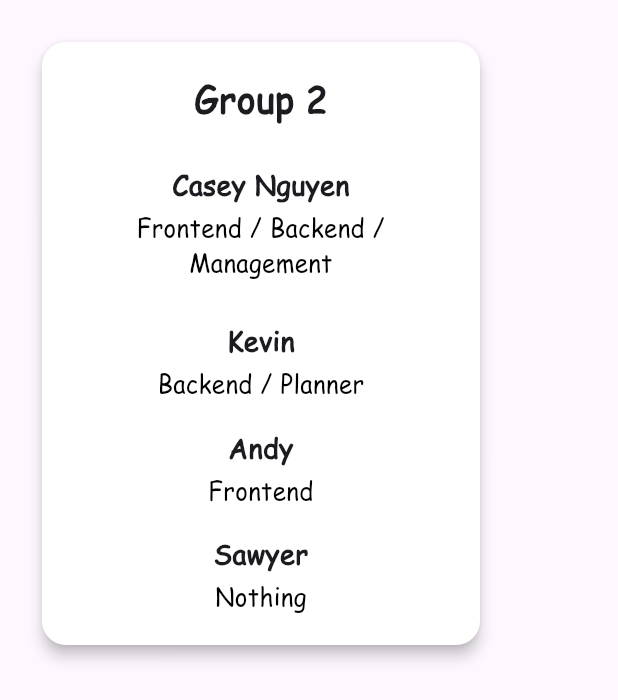
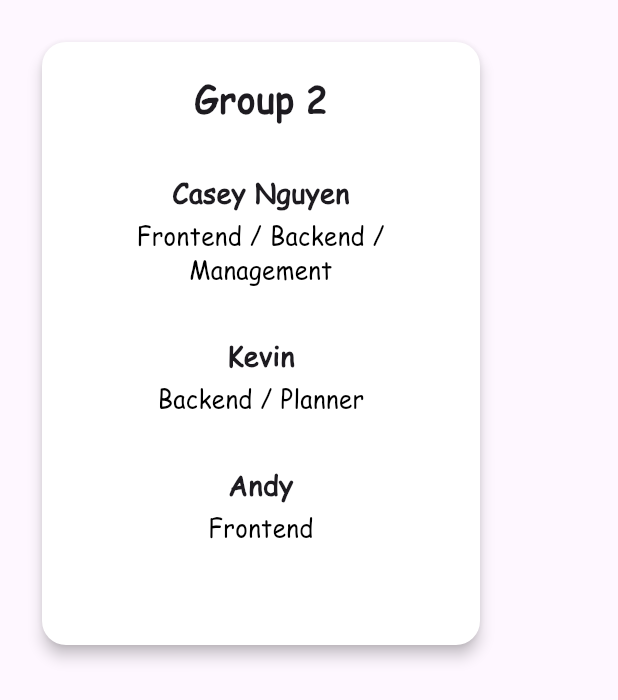
Before and after one commit to ceenguyen05/CS3354Project, a Flutter app: the TeamWidget widget shown alone on an empty page, opened directly, on a phone screen of 412 x 824 dp. Shown: the top 700 px of the screen. Run offline on Flutter 3.47's test engine with Material 3 defaults, Android fonts, the phone set to English and light mode, and no system bars; our stand-ins replace flutter_map, geolocator, latlong2.

Commit message:
small tweaks

```diff
--- a/code_1/lib/screens/request_posting_screen.dart
+++ b/code_1/lib/screens/request_posting_screen.dart
@@ -168,7 +168,7 @@ class _RequestPostingScreenState extends State<RequestPostingScreen> {
         ),
       ),
       body: Container(
-        padding: const EdgeInsets.fromLTRB(16, 100, 16, 16),
+        padding: const EdgeInsets.fromLTRB(16, 75, 16, 16),
         decoration: const BoxDecoration(
           gradient: LinearGradient(
             begin: Alignment.topLeft,
--- a/code_1/lib/widgets/team.dart
+++ b/code_1/lib/widgets/team.dart
@@ -27,25 +27,20 @@ class TeamWidget extends StatelessWidget {
                     fontWeight: FontWeight.bold,
                   ),
                 ),
-                SizedBox(height: 20),
+                SizedBox(height: 25),
                 ContactItem(
                   label: 'Casey Nguyen',
                   value: 'Frontend / Backend / Management',
                 ),
-                SizedBox(height: 20),
+                SizedBox(height: 25),
                 ContactItem(
                   label: 'Kevin',
                   value: 'Backend / Planner',
                 ),
-                SizedBox(height: 10),
+                SizedBox(height: 25),
                 ContactItem(
                   label: 'Andy',
                   value: 'Frontend',
-                ),
-                SizedBox(height: 10),
-                ContactItem(
-                  label: 'Sawyer',
-                  value: 'Nothing',
                 ),
               ],
             ),
```
Also changed, not shown: code_1/lib/widgets/social.dart (+2 -7 lines), 1 other file.
